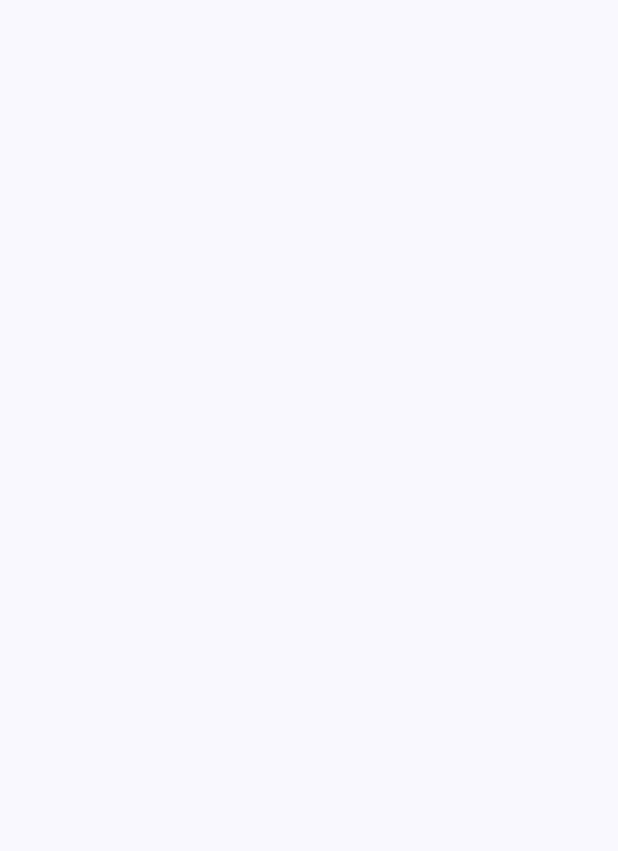
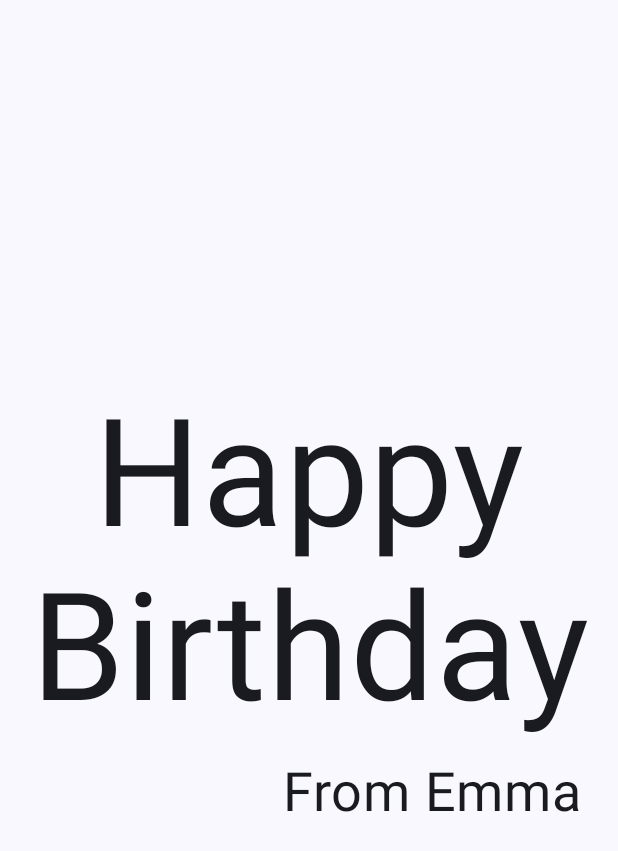
Before and after one commit to RitaPintoBlissApp/HappyBirthday, an Android app built with Jetpack Compose: the screen it shows after launch (MainActivity), on a phone screen of 412 x 824 dp. Before the commit the part shown is empty. Shown: the top 851 px of the screen. Run offline under Robolectric (Android 15) with nearby library versions, the phone set to English and light mode, and no system bars.

Commit message:
Added greetings

```diff
--- a/app/src/main/java/com/example/happybirthday/MainActivity.kt
+++ b/app/src/main/java/com/example/happybirthday/MainActivity.kt
@@ -3,14 +3,19 @@ package com.example.happybirthday
 import android.os.Bundle
 import androidx.activity.ComponentActivity
 import androidx.activity.compose.setContent
+import androidx.compose.foundation.layout.Arrangement
 import androidx.compose.foundation.layout.Column
 import androidx.compose.foundation.layout.fillMaxSize
+import androidx.compose.foundation.layout.padding
 import androidx.compose.material3.MaterialTheme
 import androidx.compose.material3.Surface
 import androidx.compose.material3.Text
 import androidx.compose.runtime.Composable
+import androidx.compose.ui.Alignment
 import androidx.compose.ui.Modifier
+import androidx.compose.ui.text.style.TextAlign
 import androidx.compose.ui.tooling.preview.Preview
+import androidx.compose.ui.unit.dp
 import androidx.compose.ui.unit.sp
 import com.example.happybirthday.ui.theme.HappyBirthdayTheme
 
@@ -24,6 +29,7 @@ class MainActivity : ComponentActivity() {
                     modifier = Modifier.fillMaxSize(),
                     color = MaterialTheme.colorScheme.background
                 ) {
+                    Greetingtext(message = "Happy Birthday", from ="From Emma" )
                 }
             }
         }
@@ -31,15 +37,21 @@ class MainActivity : ComponentActivity() {
 }
 @Composable
 fun Greetingtext(message: String,from: String, modifier: Modifier = Modifier){
-    Column(modifier = modifier) {
+    Column(
+        verticalArrangement = Arrangement.Center,
+        modifier = modifier.padding(8.dp)) {
         Text(
             text = message,
             fontSize = 100.sp,
             lineHeight = 116.sp,
+            textAlign = TextAlign.Center
         )
         Text(
             text = from,
-            fontSize = 36.sp
+            fontSize = 36.sp,
+            modifier = Modifier
+                .padding(16.dp)
+                .align(alignment = Alignment.End)
         )
     }
 }
```
